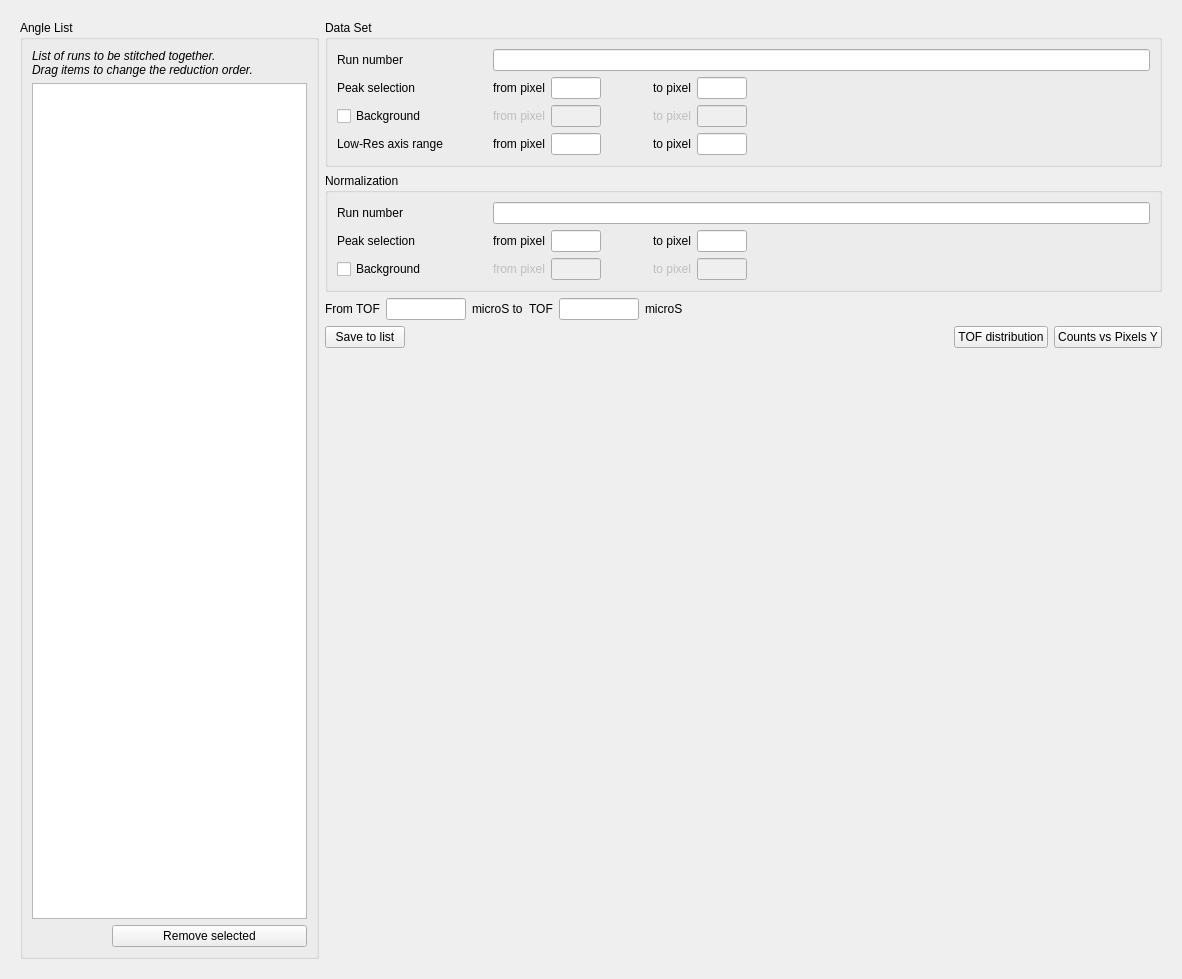
Before: the Qt Designer form Code/Mantid/scripts/Interface/ui/reflectometer/data_refl_simple.ui in mantidproject/mantid, drawn with Qt 5.
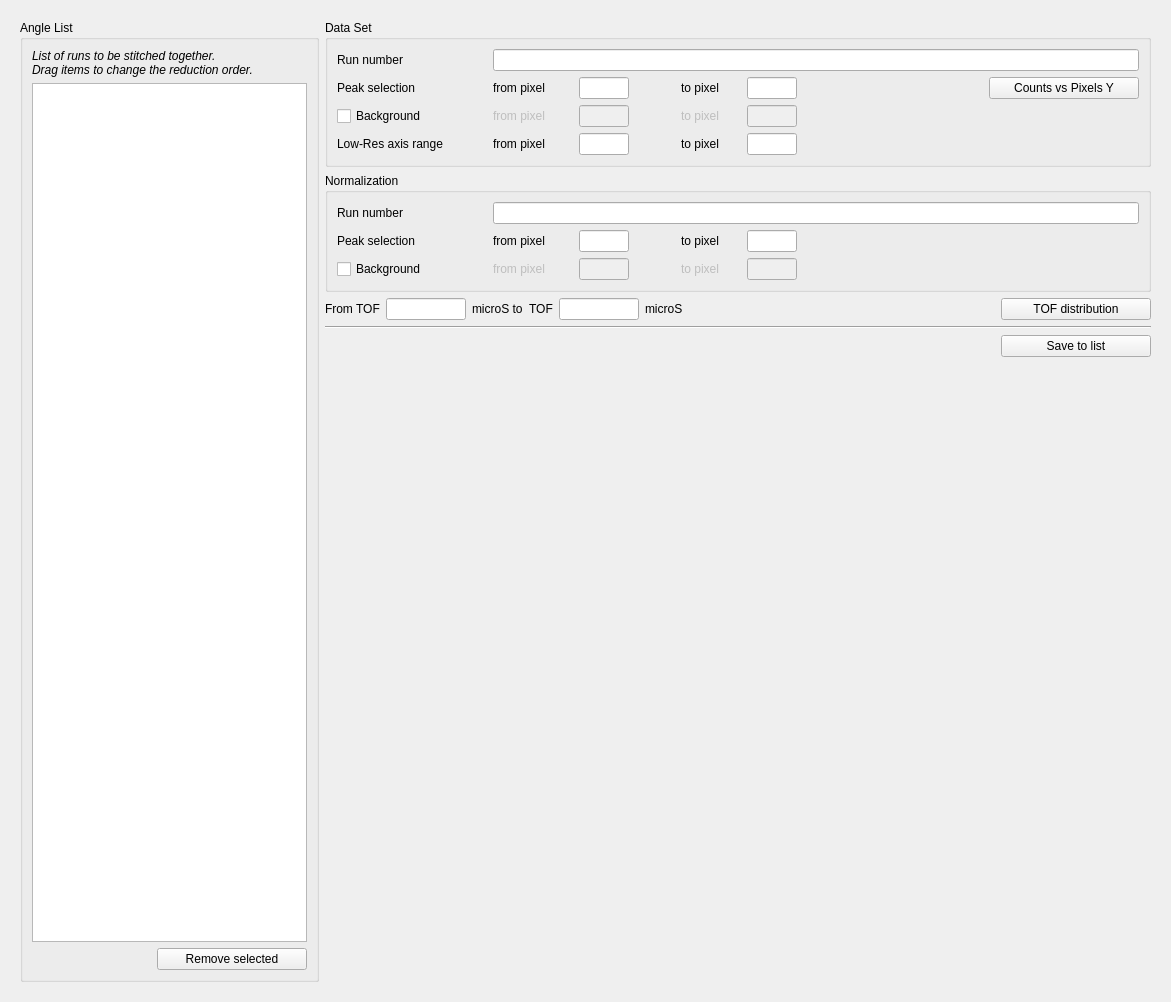
After: the same form once the commit is applied.

Commit message: Re #4303 Create REFL menu option in MantidPlot

What changed in the file:
```diff
--- a/Code/Mantid/scripts/Interface/ui/reflectometer/data_refl_simple.ui
+++ b/Code/Mantid/scripts/Interface/ui/reflectometer/data_refl_simple.ui
@@ -6,8 +6,8 @@
    <rect>
     <x>0</x>
     <y>0</y>
-    <width>1182</width>
-    <height>979</height>
+    <width>1171</width>
+    <height>1002</height>
    </rect>
   </property>
   <property name="windowTitle">
@@ -36,8 +36,8 @@
        <rect>
         <x>0</x>
         <y>0</y>
-        <width>1164</width>
-        <height>961</height>
+        <width>1153</width>
+        <height>984</height>
        </rect>
       </property>
       <layout class="QVBoxLayout" name="verticalLayout_7">
@@ -49,6 +49,12 @@
             <layout class="QHBoxLayout" name="horizontalLayout_11">
              <item>
               <widget class="QGroupBox" name="groupBox_3">
+               <property name="sizePolicy">
+                <sizepolicy hsizetype="Fixed" vsizetype="Preferred">
+                 <horstretch>0</horstretch>
+                 <verstretch>0</verstretch>
+                </sizepolicy>
+               </property>
                <property name="title">
                 <string>Angle List</string>
                </property>
@@ -80,6 +86,12 @@
                     <height>0</height>
                    </size>
                   </property>
+                  <property name="maximumSize">
+                   <size>
+                    <width>16777215</width>
+                    <height>16777215</height>
+                   </size>
+                  </property>
                   <property name="dragEnabled">
                    <bool>true</bool>
                   </property>
@@ -102,7 +114,7 @@
                      <enum>Qt::Horizontal</enum>
                     </property>
                     <property name="sizeType">
-                     <enum>QSizePolicy::Fixed</enum>
+                     <enum>QSizePolicy::Expanding</enum>
                     </property>
                     <property name="sizeHint" stdset="0">
                      <size>
@@ -116,13 +128,13 @@
                    <widget class="QPushButton" name="remove_btn">
                     <property name="minimumSize">
                      <size>
-                      <width>85</width>
+                      <width>150</width>
                       <height>0</height>
                      </size>
                     </property>
                     <property name="maximumSize">
                      <size>
-                      <width>16777215</width>
+                      <width>150</width>
                       <height>16777215</height>
                      </size>
                     </property>
@@ -203,9 +215,15 @@
                     </item>
                     <item>
                      <widget class="QLabel" name="data_peak_from_pixel_label">
+                      <property name="sizePolicy">
+                       <sizepolicy hsizetype="Fixed" vsizetype="Preferred">
+                        <horstretch>0</horstretch>
+                        <verstretch>0</verstretch>
+                       </sizepolicy>
+                      </property>
                       <property name="minimumSize">
                        <size>
-                        <width>0</width>
+                        <width>80</width>
                         <height>0</height>
                        </size>
                       </property>
@@ -244,6 +262,12 @@
                     </item>
                     <item>
                      <widget class="QLabel" name="data_peak_from_pixel_missing">
+                      <property name="sizePolicy">
+                       <sizepolicy hsizetype="Fixed" vsizetype="Preferred">
+                        <horstretch>0</horstretch>
+                        <verstretch>0</verstretch>
+                       </sizepolicy>
+                      </property>
                       <property name="minimumSize">
                        <size>
                         <width>10</width>
@@ -694,6 +718,18 @@
                     </item>
                     <item>
                      <widget class="QLabel" name="data_peak_to_pixel_label">
+                      <property name="sizePolicy">
+                       <sizepolicy hsizetype="Fixed" vsizetype="Preferred">
+                        <horstretch>0</horstretch>
+                        <verstretch>0</verstretch>
+                       </sizepolicy>
+                      </property>
+                      <property name="minimumSize">
+                       <size>
+                        <width>60</width>
+                        <height>0</height>
+                       </size>
+                      </property>
                       <property name="text">
                        <string>to pixel</string>
                       </property>
@@ -781,6 +817,28 @@
                       </property>
                      </spacer>
                     </item>
+                    <item>
+                     <widget class="QPushButton" name="plot_count_vs_y_btn">
+                      <property name="minimumSize">
+                       <size>
+                        <width>150</width>
+                        <height>0</height>
+                       </size>
+                      </property>
+                      <property name="maximumSize">
+                       <size>
+                        <width>150</width>
+                        <height>16777215</height>
+                       </size>
+                      </property>
+                      <property name="toolTip">
+                       <string>Plot detector counts versus Y pixel</string>
+                      </property>
+                      <property name="text">
+                       <string>Counts vs Pixels Y</string>
+                      </property>
+                     </widget>
+                    </item>
                    </layout>
                   </item>
                   <item>
@@ -809,6 +867,24 @@
                       <property name="enabled">
                        <bool>false</bool>
                       </property>
+                      <property name="sizePolicy">
+                       <sizepolicy hsizetype="Fixed" vsizetype="Preferred">
+                        <horstretch>0</horstretch>
+                        <verstretch>0</verstretch>
+                       </sizepolicy>
+                      </property>
+                      <property name="minimumSize">
+                       <size>
+                        <width>80</width>
+                        <height>0</height>
+                       </size>
+                      </property>
+                      <property name="maximumSize">
+                       <size>
+                        <width>150</width>
+                        <height>16777215</height>
+                       </size>
+                      </property>
                       <property name="text">
                        <string>from pixel</string>
                       </property>
@@ -847,6 +923,12 @@
                     </item>
                     <item>
                      <widget class="QLabel" name="label_5">
+                      <property name="sizePolicy">
+                       <sizepolicy hsizetype="Fixed" vsizetype="Preferred">
+                        <horstretch>0</horstretch>
+                        <verstretch>0</verstretch>
+                       </sizepolicy>
+                      </property>
                       <property name="minimumSize">
                        <size>
                         <width>10</width>
@@ -885,6 +967,18 @@
                       <property name="enabled">
                        <bool>false</bool>
                       </property>
+                      <property name="sizePolicy">
+                       <sizepolicy hsizetype="Fixed" vsizetype="Preferred">
+                        <horstretch>0</horstretch>
+                        <verstretch>0</verstretch>
+                       </sizepolicy>
+                      </property>
+                      <property name="minimumSize">
+                       <size>
+                        <width>60</width>
+                        <height>0</height>
+                       </size>
+                      </property>
                       <property name="text">
                        <string>to pixel</string>
                       </property>
@@ -956,6 +1050,24 @@
                     </item>
                     <item>
                      <widget class="QLabel" name="label_7">
+                      <property name="sizePolicy">
+                       <sizepolicy hsizetype="Fixed" vsizetype="Preferred">
+                        <horstretch>0</horstretch>
+                        <verstretch>0</verstretch>
+                       </sizepolicy>
+                      </property>
+                      <property name="minimumSize">
+                       <size>
+                        <width>80</width>
+                        <height>0</height>
+                       </size>
+                      </property>
+                      <property name="maximumSize">
+                       <size>
+                        <width>150</width>
+                        <height>16777215</height>
+                       </size>
+                      </property>
                       <property name="text">
                        <string>from pixel</string>
                       </property>
@@ -979,6 +1091,12 @@
                     </item>
                     <item>
                      <widget class="QLabel" name="label_8">
+                      <property name="sizePolicy">
+                       <sizepolicy hsizetype="Fixed" vsizetype="Preferred">
+                        <horstretch>0</horstretch>
+                        <verstretch>0</verstretch>
+                       </sizepolicy>
+                      </property>
                       <property name="minimumSize">
                        <size>
                         <width>10</width>
@@ -1014,6 +1132,18 @@
                     </item>
                     <item>
                      <widget class="QLabel" name="label_9">
+                      <property name="sizePolicy">
+                       <sizepolicy hsizetype="Fixed" vsizetype="Preferred">
+                        <horstretch>0</horstretch>
+                        <verstretch>0</verstretch>
+                       </sizepolicy>
+                      </property>
+                      <property name="minimumSize">
+                       <size>
+                        <width>60</width>
+                        <height>0</height>
+                       </size>
+                      </property>
                       <property name="text">
                        <string>to pixel</string>
                       </property>
@@ -1118,9 +1248,15 @@
                     </item>
                     <item>
                      <widget class="QLabel" name="data_peak_from_pixel_label_2">
+                      <property name="sizePolicy">
+                       <sizepolicy hsizetype="Fixed" vsizetype="Preferred">
+                        <horstretch>0</horstretch>
+                        <verstretch>0</verstretch>
+                       </sizepolicy>
+                      </property>
                       <property name="minimumSize">
                        <size>
-                        <width>0</width>
+                        <width>80</width>
                         <height>0</height>
                        </size>
                       </property>
@@ -1159,6 +1295,12 @@
                     </item>
                     <item>
                      <widget class="QLabel" name="norm_peak_from_pixel_missing">
+                      <property name="sizePolicy">
+                       <sizepolicy hsizetype="Fixed" vsizetype="Preferred">
+                        <horstretch>0</horstretch>
+                        <verstretch>0</verstretch>
+                       </sizepolicy>
+                      </property>
                       <property name="minimumSize">
                        <size>
                         <width>10</width>
@@ -1609,6 +1751,18 @@
                     </item>
                     <item>
                      <widget class="QLabel" name="data_peak_to_pixel_label_2">
+                      <property name="sizePolicy">
+                       <sizepolicy hsizetype="Fixed" vsizetype="Preferred">
+                        <horstretch>0</horstretch>
+                        <verstretch>0</verstretch>
+                       </sizepolicy>
+                      </property>
+                      <property name="minimumSize">
+                       <size>
+                        <width>60</width>
+                        <height>0</height>
+                       </size>
+                      </property>
                       <property name="text">
                        <string>to pixel</string>
                       </property>
@@ -1724,6 +1878,24 @@
                       <property name="enabled">
                        <bool>false</bool>
                       </property>
+                      <property name="sizePolicy">
+                       <sizepolicy hsizetype="Fixed" vsizetype="Preferred">
+                        <horstretch>0</horstretch>
+                        <verstretch>0</verstretch>
+                       </sizepolicy>
+                      </property>
+                      <property name="minimumSize">
+                       <size>
+                        <width>80</width>
+                        <height>0</height>
+                       </size>
+                      </property>
+                      <property name="maximumSize">
+                       <size>
+                        <width>150</width>
+                        <height>16777215</height>
+                       </size>
+                      </property>
                       <property name="text">
                        <string>from pixel</string>
                       </property>
@@ -1762,6 +1934,12 @@
                     </item>
                     <item>
                      <widget class="QLabel" name="data_background_from_pixel_missing_2">
+                      <property name="sizePolicy">
+                       <sizepolicy hsizetype="Fixed" vsizetype="Preferred">
+                        <horstretch>0</horstretch>
+                        <verstretch>0</verstretch>
+                       </sizepolicy>
+                      </property>
                       <property name="minimumSize">
                        <size>
                         <width>10</width>
@@ -1837,6 +2015,18 @@
                       <property name="enabled">
                        <bool>false</bool>
                       </property>
+                      <property name="sizePolicy">
+                       <sizepolicy hsizetype="Fixed" vsizetype="Preferred">
+                        <horstretch>0</horstretch>
+                        <verstretch>0</verstretch>
+                       </sizepolicy>
+                      </property>
+                      <property name="minimumSize">
+                       <size>
+                        <width>60</width>
+                        <height>0</height>
+                       </size>
+                      </property>
                       <property name="text">
                        <string>to pixel</string>
                       </property>
@@ -1947,15 +2137,66 @@
                    </property>
                   </spacer>
                  </item>
+                 <item>
+                  <widget class="QPushButton" name="plot_tof_btn">
+                   <property name="minimumSize">
+                    <size>
+                     <width>150</width>
+                     <height>0</height>
+                    </size>
+                   </property>
+                   <property name="maximumSize">
+                    <size>
+                     <width>150</width>
+                     <height>16777215</height>
+                    </size>
+                   </property>
+                   <property name="toolTip">
+                    <string>Plot TOF distribution</string>
+                   </property>
+                   <property name="text">
+                    <string>TOF distribution</string>
+                   </property>
+                  </widget>
+                 </item>
                 </layout>
                </item>
+               <item>
+                <widget class="Line" name="line">
+                 <property name="orientation">
+                  <enum>Qt::Horizontal</enum>
+                 </property>
+                </widget>
+               </item>
                <item>
                 <layout class="QHBoxLayout" name="horizontalLayout_7">
+                 <item>
+                  <spacer name="horizontalSpacer">
+                   <property name="orientation">
+                    <enum>Qt::Horizontal</enum>
+                   </property>
+                   <property name="sizeType">
+                    <enum>QSizePolicy::Expanding</enum>
+                   </property>
+                   <property name="sizeHint" stdset="0">
+                    <size>
+                     <width>40</width>
+                     <height>20</height>
+                    </size>
+                   </property>
+                  </spacer>
+                 </item>
                  <item>
                   <widget class="QPushButton" name="add_dataset_btn">
+                   <property name="minimumSize">
+                    <size>
+                     <width>150</width>
+                     <height>0</height>
+                    </size>
+                   </property>
                    <property name="maximumSize">
                     <size>
-                     <width>200</width>
+                     <width>150</width>
                      <height>16777215</height>
                     </size>
                    </property>
@@ -1964,54 +2205,6 @@
                    </property>
                   </widget>
                  </item>
-                 <item>
-                  <spacer name="horizontalSpacer">
-                   <property name="orientation">
-                    <enum>Qt::Horizontal</enum>
-                   </property>
-                   <property name="sizeType">
-                    <enum>QSizePolicy::Expanding</enum>
-                   </property>
-                   <property name="sizeHint" stdset="0">
-                    <size>
-                     <width>40</width>
-                     <height>20</height>
-                    </size>
-                   </property>
-                  </spacer>
-                 </item>
-                 <item>
-                  <widget class="QPushButton" name="plot_tof_btn">
-                   <property name="maximumSize">
-                    <size>
-                     <width>200</width>
-                     <height>16777215</height>
-                    </size>
-                   </property>
-                   <property name="toolTip">
-                    <string>Plot TOF distribution</string>
-                   </property>
-                   <property name="text">
-                    <string>TOF distribution</string>
-                   </property>
-                  </widget>
-                 </item>
-                 <item>
-                  <widget class="QPushButton" name="plot_count_vs_y_btn">
-                   <property name="maximumSize">
-                    <size>
-                     <width>200</width>
-                     <height>16777215</height>
-                    </size>
-                   </property>
-                   <property name="toolTip">
-                    <string>Plot detector counts versus Y pixel</string>
-                   </property>
-                   <property name="text">
-                    <string>Counts vs Pixels Y</string>
-                   </property>
-                  </widget>
-                 </item>
                 </layout>
                </item>
                <item>
```
The commit also changes 7 other files.
